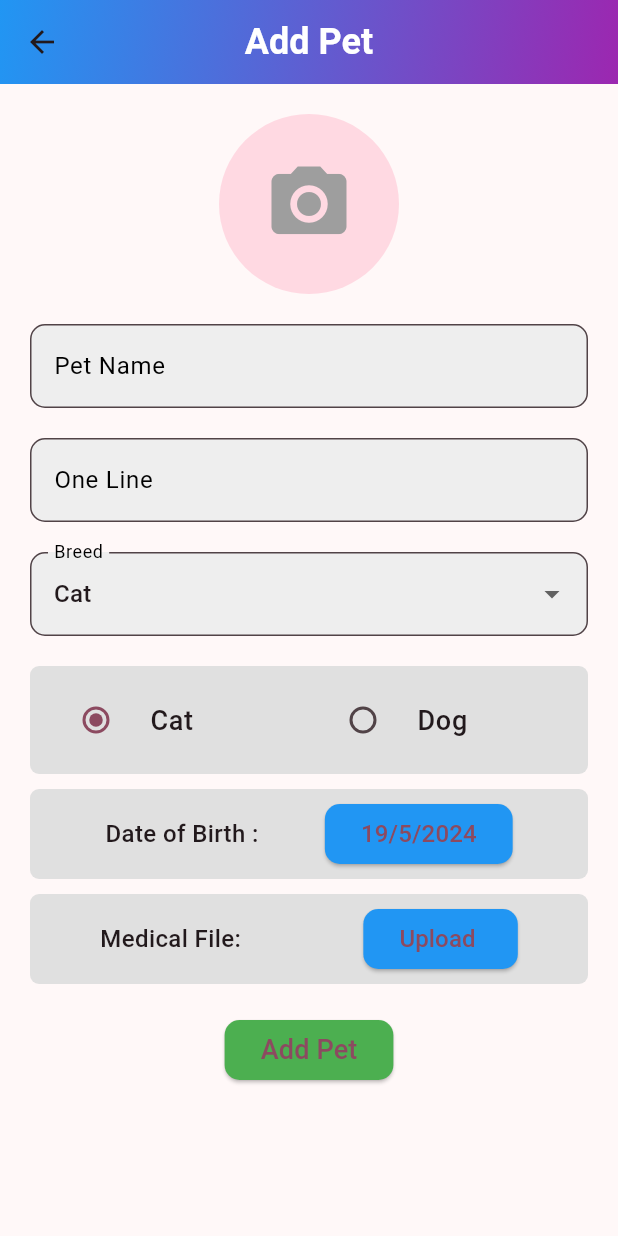
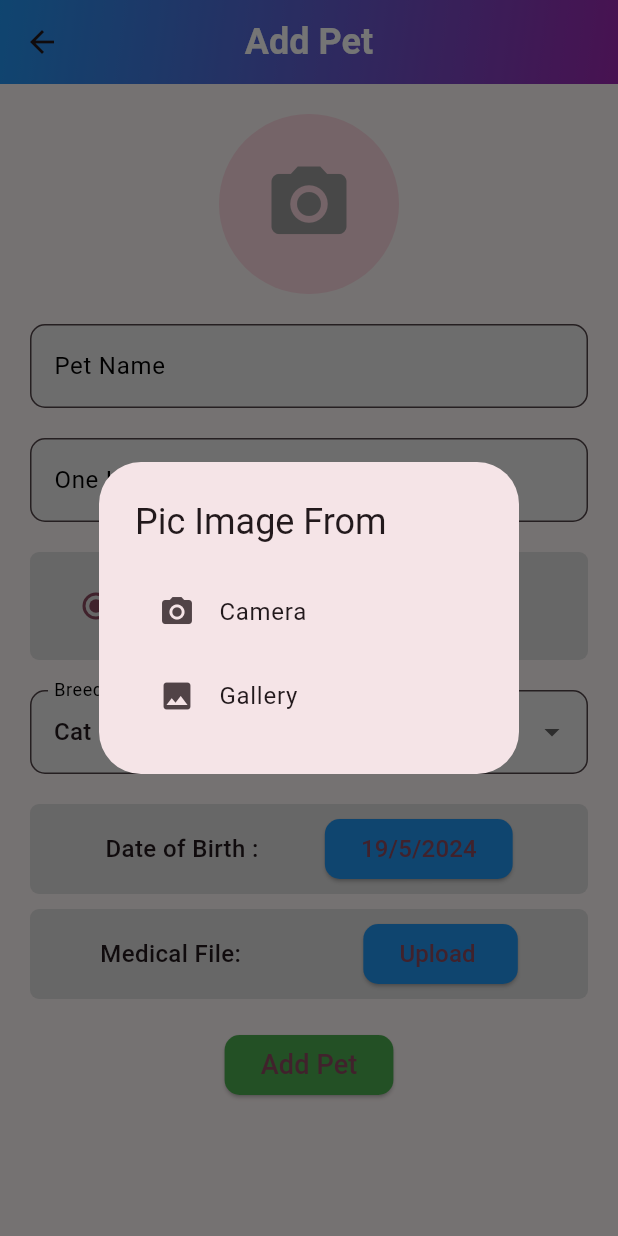
Before and after one commit to Fuzail-Raza/Pet-Care-App, a Flutter app: the addPetForm screen opened directly with empty values, after a tap on the "camera alt" icon, on a phone screen of 412 x 824 dp. Run offline on Flutter 3.47's test engine with Material 3 defaults, Android fonts, the phone set to English and light mode, and no system bars; drawn by our look-alikes of modal_progress_hud_nsn; our stand-ins replace awesome_snackbar_content, cloud_firestore, file_picker, firebase_auth, firebase_core, firebase_storage and 8 more; missing offline and left inert: flutter_polyline_points, google_gemini; accounts and stored records are empty; network calls fail.

Commit message:
Fixes issues Updated UI

```diff
--- a/pet_care/lib/addPetForm.dart
+++ b/pet_care/lib/addPetForm.dart
@@ -123,11 +123,52 @@ class _addPetFormState extends State<addPetForm> {
     }
   }
 
-  uploadFile() {
-    var file = File(pickedFile!.path!);
+  showAlertBoxs() {
+    return showDialog(
+      context: context,
+      builder: (context) {
+        return AlertDialog(
+          title: Text("Pic Image From"),
+          content: Column(
+            mainAxisSize: MainAxisSize.min,
+            children: [
+              ListTile(
+                onTap: () {
+                  pickImage(ImageSource.camera);
+                  Navigator.pop(context);
+                },
+                leading: Icon(Icons.camera_alt),
+                title: Text("Camera"),
+              ),
+              ListTile(
+                onTap: () {
+                  pickImage(ImageSource.gallery);
+                  Navigator.pop(context);
+                },
+                leading: Icon(Icons.image),
+                title: Text("Gallery"),
+              )
+            ],
+          ),
+        );
+      },
+    );
+  }
 
-    var fileUrl = DataBase.uploadImage(pickedFile!.name, "Medical Files", file);
-    return fileUrl;
+  pickImage(ImageSource imageSource) async {
+    try {
+      final photo = await ImagePicker().pickImage(source: imageSource);
+      if (photo == null) {
+        return;
+      }
+      final tempImage = File(photo.path);
+      setState(() {
+        isImageUpload = true;
+        pickedImage = tempImage;
+      });
+    } catch (ex) {
+      print("Error ${ex.toString()}");
+    }
   }
 
   Future<void> getLocationUpdates() async {
@@ -339,15 +380,16 @@ class _addPetFormState extends State<addPetForm> {
                 children: [
                   GestureDetector(
                     onTap: () async {
-                      var imagePicker = ImagePicker();
-                      var image = await imagePicker.pickImage(
-                          source: ImageSource.gallery);
-                      if (image != null) {
-                        setState(() {
-                          pickedImage = File(image.path);
-                          isImageUpload = true;
-                        });
-                      }
+                      // var imagePicker = ImagePicker();
+                      // var image = await imagePicker.pickImage(
+                      //     source: ImageSource.gallery);
+                      // if (image != null) {
+                      //   setState(() {
+                      //     pickedImage = File(image.path);
+                      //     isImageUpload = true;
+                      //   });
+                      // }
+                      showAlertBoxs();
                     },
                     child: CircleAvatar(
                       radius: 60,
@@ -389,6 +431,53 @@ class _addPetFormState extends State<addPetForm> {
                     ),
                   ),
                   SizedBox(height: 20),
+                  Container(
+                    decoration: BoxDecoration(
+                        color: Colors.grey.shade300,
+                        borderRadius: BorderRadius.all(Radius.circular(6))),
+                    child: Padding(
+                      padding: const EdgeInsets.all(8.0),
+                      child: Row(
+                        mainAxisAlignment: MainAxisAlignment.center,
+                        children: [
+                          Expanded(
+                            child: RadioListTile<String>(
+                              title: Text(
+                                "Cat",
+                                style: TextStyle(
+                                    fontSize: 18, fontWeight: FontWeight.w500),
+                              ),
+                              value: "Cat",
+                              groupValue: selectedCategory,
+                              onChanged: (String? value) {
+                                setState(() {
+                                  selectedCategory = value!;
+                                  dropdownvalue = catValue.first;
+                                });
+                              },
+                            ),
+                          ),
+                          Expanded(
+                            child: RadioListTile<String>(
+                              title: Text("Dog",
+                                  style: TextStyle(
+                                      fontSize: 18,
+                                      fontWeight: FontWeight.w500)),
+                              value: "Dog",
+                              groupValue: selectedCategory,
+                              onChanged: (String? value) {
+                                setState(() {
+                                  selectedCategory = value!;
+                                  dropdownvalue = dogValue.first;
+                                });
+                              },
+                            ),
+                          ),
+                        ],
+                      ),
+                    ),
+                  ),
+                  SizedBox(height: 20),
                   DropdownButtonFormField(
                     value: dropdownvalue,
                     onChanged: (newValue) {
@@ -416,64 +505,17 @@ class _addPetFormState extends State<addPetForm> {
                   Container(
                     decoration: BoxDecoration(
                         color: Colors.grey.shade300,
-                        borderRadius: BorderRadius.all(Radius.circular(6))
-                    ),
-                    child: Padding(
-                      padding: const EdgeInsets.all(8.0),
-                      child: Row(
-                        mainAxisAlignment: MainAxisAlignment.center,
-                        children: [
-                          Expanded(
-                            child: RadioListTile<String>(
-                              title: Text("Cat",style: TextStyle(
-                                fontSize: 18,
-                                fontWeight: FontWeight.w500
-                              ),),
-                              value: "Cat",
-                              groupValue: selectedCategory,
-                              onChanged: (String? value) {
-                                setState(() {
-                                  selectedCategory = value!;
-                                  dropdownvalue = catValue.first;
-                                });
-                              },
-                            ),
-                          ),
-                          Expanded(
-                            child: RadioListTile<String>(
-                              title: Text("Dog",style: TextStyle(
-                                  fontSize: 18,
-                                  fontWeight: FontWeight.w500
-                              )),
-                              value: "Dog",
-                              groupValue: selectedCategory,
-                              onChanged: (String? value) {
-                                setState(() {
-                                  selectedCategory = value!;
-                                  dropdownvalue = dogValue.first;
-                                });
-                              },
-                            ),
-                          ),
-                        ],
-                      ),
-                    ),
-                  ),
-                  SizedBox(height: 10),
-                  Container(
-                    decoration: BoxDecoration(
-                      color: Colors.grey.shade300,
-                      borderRadius: BorderRadius.all(Radius.circular(6))
-                    ),
+                        borderRadius: BorderRadius.all(Radius.circular(6))),
                     child: Padding(
                       padding: const EdgeInsets.all(6.0),
                       child: Row(
                         mainAxisAlignment: MainAxisAlignment.spaceEvenly,
                         children: [
-                          Text("Date of Birth :",style: TextStyle(
-                            fontWeight: FontWeight.w500,
-                            fontSize: 16
-                          ),),
+                          Text(
+                            "Date of Birth :",
+                            style: TextStyle(
+                                fontWeight: FontWeight.w500, fontSize: 16),
+                          ),
                           ElevatedButton(
                             onPressed: () async {
                               DateTime? pickedDate = await showDatePicker(
@@ -515,17 +557,17 @@ class _addPetFormState extends State<addPetForm> {
                   Container(
                     decoration: BoxDecoration(
                         color: Colors.grey.shade300,
-                        borderRadius: BorderRadius.all(Radius.circular(6))
-                    ),
+                        borderRadius: BorderRadius.all(Radius.circular(6))),
                     child: Padding(
                       padding: const EdgeInsets.all(6.0),
                       child: Row(
                         mainAxisAlignment: MainAxisAlignment.spaceAround,
                         children: [
-                          Text("Medical File:",style: TextStyle(
-                              fontWeight: FontWeight.w500,
-                              fontSize: 16
-                          ),),
+                          Text(
+                            "Medical File:",
+                            style: TextStyle(
+                                fontWeight: FontWeight.w500, fontSize: 16),
+                          ),
                           ElevatedButton(
                             onPressed: selectFile,
                             style: ElevatedButton.styleFrom(
@@ -574,5 +616,4 @@ class _addPetFormState extends State<addPetForm> {
       ),
     );
   }
-
 }
--- a/pet_care/lib/addTaskContainer.dart
+++ b/pet_care/lib/addTaskContainer.dart
@@ -16,7 +16,7 @@ class addTaskContainer extends StatefulWidget {
 class _addTaskContainerState extends State<addTaskContainer> {
 
   DateTime date = DateTime.now();
-  TimeOfDay timeOfDay = TimeOfDay(hour: 12, minute: 1);
+  TimeOfDay timeOfDay = TimeOfDay.now();
 
   GlobalKey<FormState> taskFormKey = GlobalKey<FormState>();
   TextEditingController titleController = TextEditingController();
@@ -131,7 +131,7 @@ class _addTaskContainerState extends State<addTaskContainer> {
                                   Icons.drive_file_rename_outline),
                               border: OutlineInputBorder(
                                   borderRadius:
-                                  BorderRadius.circular(25))),
+                                  BorderRadius.circular(15))),
                           validator: (value) => titleValidator(value),
                         ),
                         Padding(
@@ -159,7 +159,7 @@ class _addTaskContainerState extends State<addTaskContainer> {
                                 Icon(Icons.note_alt_outlined),
                                 border: OutlineInputBorder(
                                   borderRadius:
-                                  BorderRadius.circular(25),
+                                  BorderRadius.circular(15),
                                 ),
                               ),
                               validator: (value) => descriptionValidator(value),
```
Also changed, not shown: pet_care/lib/ColorsScheme.dart (+1 -13 lines), pet_care/lib/CommunityTestScreen.dart (+27 -13 lines), pet_care/lib/petReminderDetailsWidget.dart (+8 -5 lines). Lines whose indentation alone changed are shown as unchanged.
